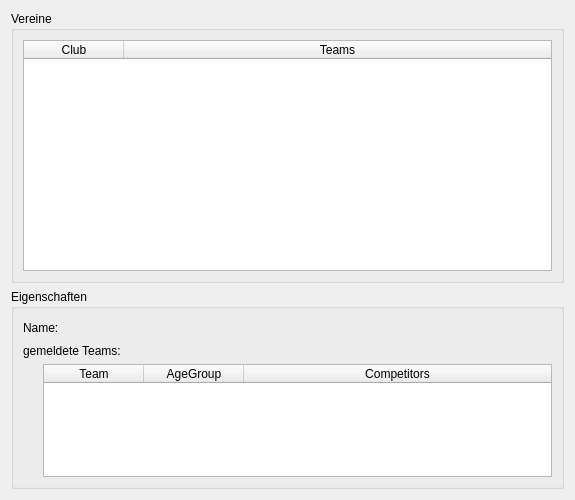
First picture: the form in modules/clublist/clublistwidget.ui, repository MrApe/OpenCompetition, before the edit.
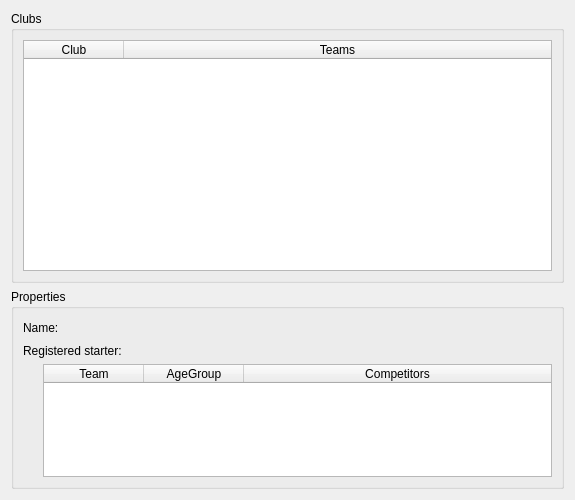
Second picture: the form after the edit.

What changed in the file:
```diff
--- a/modules/clublist/clublistwidget.ui
+++ b/modules/clublist/clublistwidget.ui
@@ -29,7 +29,7 @@
       </sizepolicy>
      </property>
      <property name="title">
-      <string>Vereine</string>
+      <string>Clubs</string>
      </property>
      <layout class="QHBoxLayout" name="horizontalLayout_4">
       <item>
@@ -88,7 +88,7 @@
       </size>
      </property>
      <property name="title">
-      <string>Eigenschaften</string>
+      <string>Properties</string>
      </property>
      <layout class="QVBoxLayout" name="verticalLayout_2">
       <item>
@@ -134,7 +134,7 @@
       <item>
        <widget class="QLabel" name="label_2">
         <property name="text">
-         <string>gemeldete Teams:</string>
+         <string>Registered starter:</string>
         </property>
        </widget>
       </item>
```
Left out of the diff: 2 changed lines with no effect on the pictures.
